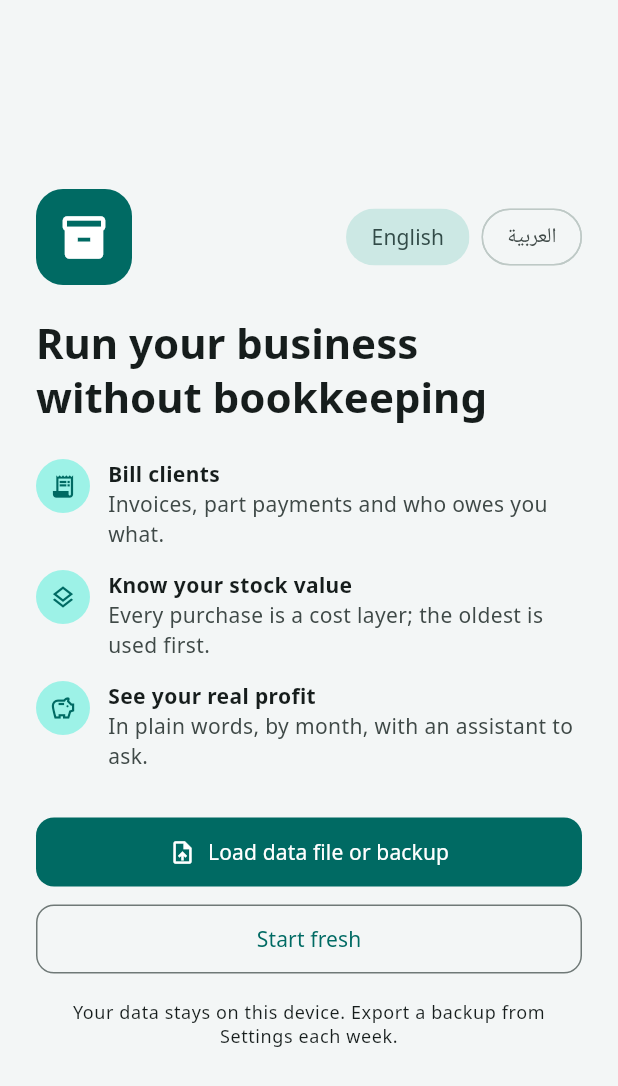
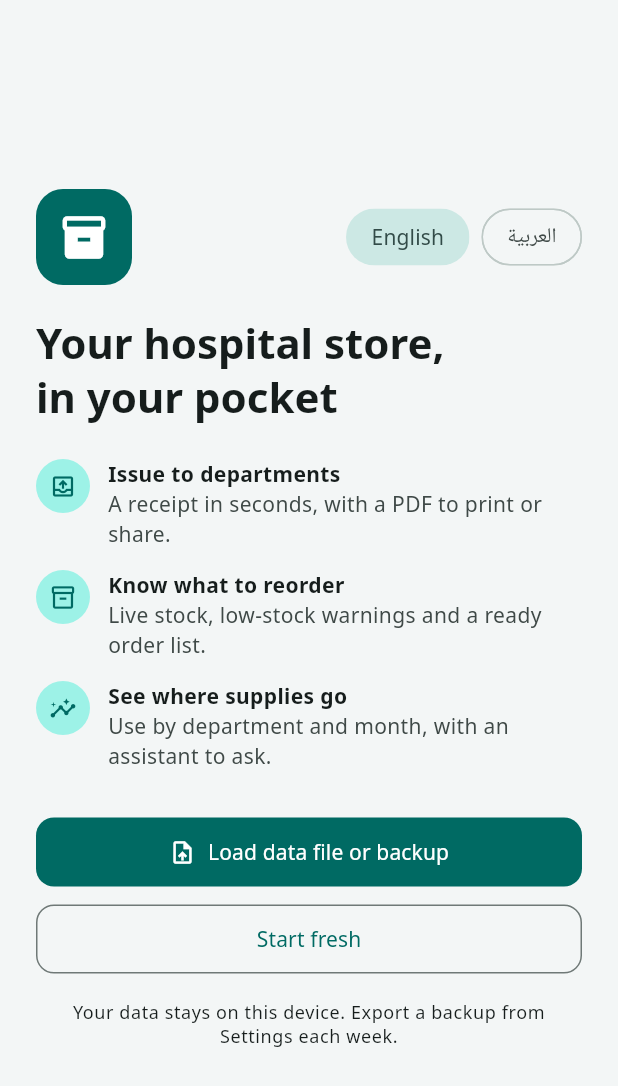
Before and after one commit to kbs7s/warehouse-app, a Flutter app: the screen it shows after launch, on a phone screen of 412 x 824 dp. Shown: the top 1086 px of the screen. Run offline on Flutter 3.47's test engine with Material 3 defaults, Android fonts, the phone set to English and light mode, and no system bars; our stand-ins replace pdf, printing, sembast, sembast_web, web; missing offline and left inert: dart:js_interop.

Commit message:
Hospital-store polish: welcome copy, one-tap departments, smarter reorder list, monthly use on items
- Welcome screen describes the hospital store instead of billing.
- New issue form shows the recently used departments as one-tap chips.
- Reorder list puts items in use first (out of stock, then most used) and moves
  empty items with no minimum and no recent use to their own section; the home
  "Reorder now" panel uses the same list.
- Item page shows use per month and how long the stock lasts instead of an empty "Sold".
- Department report has This month / Last month / This year / All time chips and
  opens on last month while nothing has been issued this month.
- Supplier payments button says "New bill"; sidebar shows the same store name as home.
- Insights no longer talk about clients or profit when they don't apply.

Co-Authored-By: Claude Opus 5.5 (1M context) <noreply@anthropic.com>
Claude-Session: https://claude.ai/code/session_01DY7cbBk4RK7SG4ZLumKcii

```diff
--- a/lib/insights.dart
+++ b/lib/insights.dart
@@ -54,8 +54,10 @@ List<Insight> buildInsights(WarehouseStore s, {DateTime? now}) {
 
   if (s.weOwe > 0) {
     out.add(Insight(InsightLevel.tip, tx('You owe suppliers ${fmtMoney(s.weOwe)}', 'عليك للمجهزين ${fmtMoney(s.weOwe)}'),
-        tx('Unpaid supplier bills. Plan these payments against the money clients owe you (${fmtMoney(s.owedToUs)}).',
-            'فواتير مجهزين غير مدفوعة. خطط لدفعها مقابل ما على الزبائن لك (${fmtMoney(s.owedToUs)}).'),
+        s.owedToUs > 0
+            ? tx('Unpaid supplier bills. Plan these payments against the money clients owe you (${fmtMoney(s.owedToUs)}).',
+                'فواتير مجهزين غير مدفوعة. خطط لدفعها مقابل ما على الزبائن لك (${fmtMoney(s.owedToUs)}).')
+            : tx('Unpaid supplier bills. Open the list to see who is still owed.', 'قوائم مجهزين غير مسددة. افتح القائمة لترى لمن تبقّى مبلغ.'),
         target: InsightTarget.supplierBills));
   }
 
@@ -88,8 +90,8 @@ List<Insight> buildInsights(WarehouseStore s, {DateTime? now}) {
   final estimated = s.ledger.layers.values.expand((l) => l).where((l) => l.estimatedCost && l.unitCost == 0).length;
   if (estimated > 0) {
     out.add(Insight(InsightLevel.tip, tx('$estimated items have opening stock with no cost', '$estimated مواد لها رصيد افتتاحي بدون كلفة'),
-        tx('Their stock value counts as zero. Add the cost per unit on each item so profit is accurate.',
-            'قيمتها في المخزون تُحسب صفراً. أضف كلفة الوحدة لكل مادة ليكون الربح دقيقاً.'),
+        tx('Their stock value counts as zero. Add the cost per unit on each item so stock value and costs are accurate.',
+            'قيمتها في المخزون تُحسب صفراً. أضف كلفة الوحدة لكل مادة لتكون قيمة المخزون والكلف دقيقة.'),
         target: InsightTarget.items));
   }
 
--- a/lib/screens/home_screen.dart
+++ b/lib/screens/home_screen.dart
@@ -12,6 +12,7 @@ import 'expense_screens.dart' show ShareBar;
 import 'item_screens.dart';
 import 'purchase_screens.dart';
 import 'receipt_screens.dart';
+import 'reports_screen.dart' show reorderList;
 import 'settings_screen.dart';
 
 /// The store's day at a glance: issue supplies, what is running low, where supplies went.
@@ -46,8 +47,7 @@ class HomeScreen extends StatelessWidget {
     const names = ['Jan', 'Feb', 'Mar', 'Apr', 'May', 'Jun', 'Jul', 'Aug', 'Sep', 'Oct', 'Nov', 'Dec'];
     final used = [for (final m in months) s.profit(isoDate(m), isoDate(DateTime(m.year, m.month + 1, 0))).suppliesUsed];
 
-    final reorder = all.where((x) => x.status != StockStatus.inStock).toList()
-      ..sort((a, b) => _fill(a).compareTo(_fill(b)));
+    final reorder = [for (final (x, _) in reorderList(s)) x];
     final recent = s.receipts.reversed.take(5).toList();
 
     final reorderCard = _Panel(
@@ -188,7 +188,6 @@ class HomeScreen extends StatelessWidget {
   }
 
   /// How full an item is relative to its minimum (0 = empty), for sorting the reorder list.
-  static double _fill(StockInfo x) => x.item.minLevel <= 0 ? (x.qty <= 0 ? -1 : 1) : x.qty / x.item.minLevel;
 
   void _push(BuildContext context, Widget page) =>
       Navigator.of(context).push(MaterialPageRoute(builder: (_) => ListenableBuilder(listenable: store, builder: (_, _) => page)));
--- a/lib/screens/payments_screen.dart
+++ b/lib/screens/payments_screen.dart
@@ -36,7 +36,7 @@ class _PaymentsScreenState extends State<PaymentsScreen> {
       floatingActionButton: FloatingActionButton.extended(
         onPressed: () => _edit(context, null),
         icon: const Icon(Icons.add),
-        label: Text(tx('New invoice', 'فاتورة جديدة')),
+        label: Text(tx('New bill', 'قائمة مجهز جديدة')),
       ),
       body: Padding(
         padding: const EdgeInsets.symmetric(horizontal: 16),
--- a/lib/screens/receipt_screens.dart
+++ b/lib/screens/receipt_screens.dart
@@ -97,6 +97,17 @@ class _ReceiptEditorState extends State<ReceiptEditor> {
   late final _person = TextEditingController(text: widget.existing?.customer);
   late final _note = TextEditingController(text: widget.existing?.note);
   late final List<_Line> _lines = [for (final l in widget.existing?.lines ?? <ReceiptLine>[]) _Line(l.itemId, l.qty)];
+
+  /// The departments most recently issued to, for one-tap picking.
+  late final List<String> _recentDepts = () {
+    final seen = <String>{};
+    for (final r in store.receipts.reversed) {
+      final d = r.department?.trim() ?? '';
+      if (d.isNotEmpty) seen.add(d);
+      if (seen.length == 8) break;
+    }
+    return seen.toList();
+  }();
 
   @override
   void initState() {
@@ -238,6 +249,17 @@ class _ReceiptEditorState extends State<ReceiptEditor> {
               ),
             ],
           ),
+          if (_dept.text.trim().isEmpty && _recentDepts.isNotEmpty) ...[
+            const SizedBox(height: 10),
+            Wrap(spacing: 8, runSpacing: 8, children: [
+              for (final d in _recentDepts)
+                ActionChip(
+                  avatar: const Icon(Icons.local_hospital_outlined, size: 18),
+                  label: NameText(d),
+                  onPressed: () => _dept.text = d,
+                ),
+            ]),
+          ],
           const SizedBox(height: 16),
           TextField(
             controller: _note,
--- a/lib/screens/welcome_screen.dart
+++ b/lib/screens/welcome_screen.dart
@@ -73,19 +73,19 @@ class WelcomeScreen extends StatelessWidget {
                   ),
                   const SizedBox(height: 20),
                   Text(
-                    tx('Run your business\nwithout bookkeeping', 'أدِر عملك\nبدون محاسبة معقدة'),
+                    tx('Your hospital store,\nin your pocket', 'مخزن المستشفى\nبين يديك'),
                     style: t.textTheme.headlineMedium!.copyWith(fontWeight: FontWeight.w800),
                   ),
                   const SizedBox(height: 24),
-                  point(Icons.receipt_long, tx('Bill clients', 'فوترة الزبائن'),
-                      tx('Invoices, part payments and who owes you what.', 'الفواتير والدفعات الجزئية ومن عليه دين لك.')),
+                  point(Icons.outbox_outlined, tx('Issue to departments', 'الصرف إلى الأقسام'),
+                      tx('A receipt in seconds, with a PDF to print or share.', 'وصل صرف بثوانٍ، مع PDF للطباعة أو المشاركة.')),
                   point(
-                    Icons.layers_outlined,
-                    tx('Know your stock value', 'اعرف قيمة مخزونك'),
-                    tx('Every purchase is a cost layer; the oldest is used first.', 'كل شراء طبقة بكلفتها، والأقدم يُصرف أولاً.'),
+                    Icons.inventory_2_outlined,
+                    tx('Know what to reorder', 'اعرف ماذا تطلب'),
+                    tx('Live stock, low-stock warnings and a ready order list.', 'مخزون محدّث، تنبيه عند النقص، وقائمة طلب جاهزة.'),
                   ),
-                  point(Icons.savings_outlined, tx('See your real profit', 'شاهد ربحك الحقيقي'),
-                      tx('In plain words, by month, with an assistant to ask.', 'بكلمات بسيطة، شهراً بشهر، مع مساعد تسأله.')),
+                  point(Icons.insights_outlined, tx('See where supplies go', 'اعرف أين تذهب المواد'),
+                      tx('Use by department and month, with an assistant to ask.', 'الاستهلاك حسب القسم والشهر، مع مساعد تسأله.')),
                   const SizedBox(height: 16),
                   FilledButton.icon(
                     onPressed: () => _load(context),
--- a/lib/shell.dart
+++ b/lib/shell.dart
@@ -202,7 +202,7 @@ class _HomeShellState extends State<HomeShell> implements Shell {
                       _Logo(color: scheme.primary),
                       const SizedBox(width: 10),
                       Expanded(
-                          child: Text(widget.store.companyName.isEmpty ? tx('My business', 'قسم التجهيز') : widget.store.companyName,
+                          child: Text(widget.store.companyName.isEmpty ? 'قسم التجهيز' : widget.store.companyName,
                               style: const TextStyle(fontSize: 17, fontWeight: FontWeight.w800),
                               overflow: TextOverflow.ellipsis)),
                     ]),
```
Also changed, not shown: lib/screens/item_screens.dart (+19 -4 lines), lib/screens/reports_screen.dart (+63 -21 lines), 1 other file.
